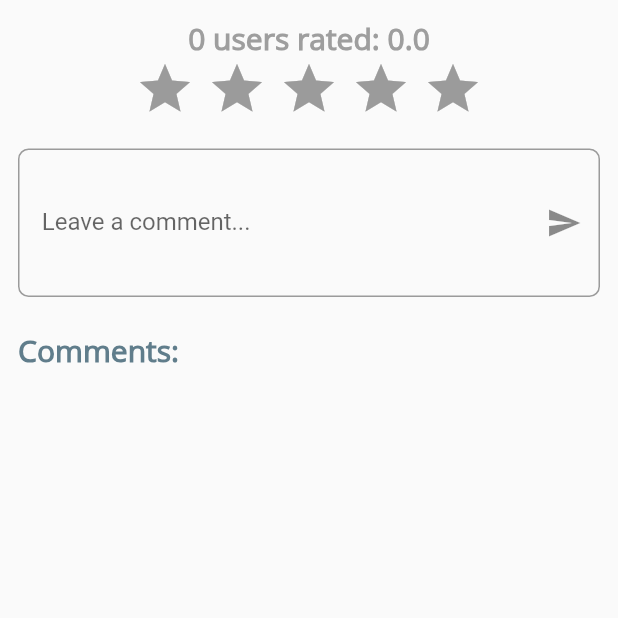
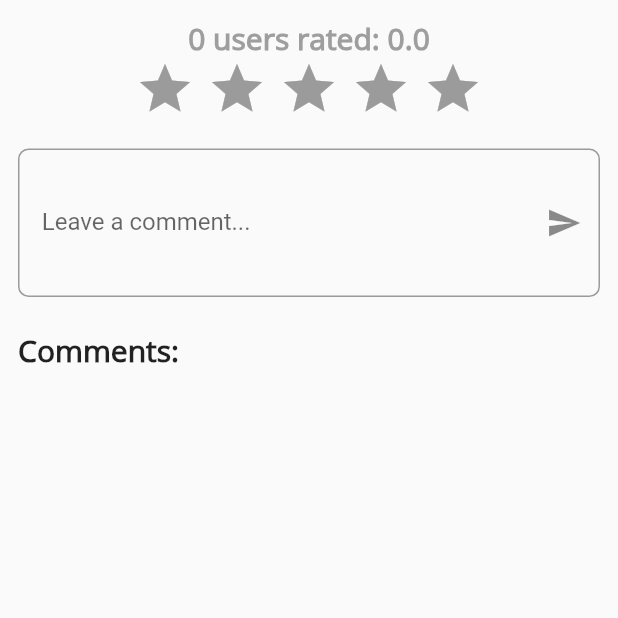
Before and after one commit to Sahim98/FaceEmotion, a Flutter app: the MyApp screen opened directly, item 5 of the bottom bar chosen, on a phone screen of 412 x 824 dp, the top half of it. Run offline on Flutter 3.47's test engine with Material 2 defaults, Android fonts, the phone set to English and light mode, and no system bars; drawn by our look-alikes of bottom_navy_bar, flutter_rating_bar; our stand-ins replace animated_text_kit, cloud_firestore, firebase_auth, firebase_core, firebase_storage, fluttertoast and 3 more; missing offline and left inert: flutter_inappwebview, profile, tflite; accounts and stored records are empty; network calls fail.

Commit message:
loading corrected

```diff
--- a/lib/auth/About/About.dart
+++ b/lib/auth/About/About.dart
@@ -200,7 +200,7 @@ class _CommentDialogState extends State<CommentDialog> {
                             fontSize: 20,
                             fontFamily: 'OpenSans',
                             fontWeight: FontWeight.bold,
-                            color: Colors.blueGrey),
+                            color: Colors.black87),
                       ),
                     ],
                   ),
@@ -252,7 +252,7 @@ class _CommentDialogState extends State<CommentDialog> {
                                                   fontSize: 18,
                                                   fontFamily: 'OpenSans',
                                                   fontWeight: FontWeight.bold,
-                                                  color: Colors.blueGrey),
+                                                  color: Colors.black87),
                                             ),
                                             RatingBarIndicator(
                                               rating: rating,
--- a/lib/auth/Home/home.dart
+++ b/lib/auth/Home/home.dart
@@ -173,21 +173,22 @@ class _HomeState extends State<Home> {
                   stream: dataStream,
                   builder: (context, snapshot) {
                     if (!snapshot.hasData) {
-                      return Container(
+                      return Center(
                         child: Column(
+                          crossAxisAlignment: CrossAxisAlignment.center,
                           mainAxisAlignment: MainAxisAlignment.center,
                           children: [
                             CircularProgressIndicator(),
-                          SizedBox(height: 20),
                             Text(
-                            "Loading...",
+                              'Loading..',
                               style: TextStyle(
+                                  fontSize: 20,
                                   fontFamily: 'OpenSans',
-                                color: Colors.grey,
-                                fontWeight: FontWeight.bold),
+                                  color: Colors.grey),
                             )
                           ],
-                      ));
+                        ),
+                      );
                     }
 
                     if (snapshot.connectionState == ConnectionState.waiting) {
```
Lines whose indentation alone changed are shown as unchanged.
